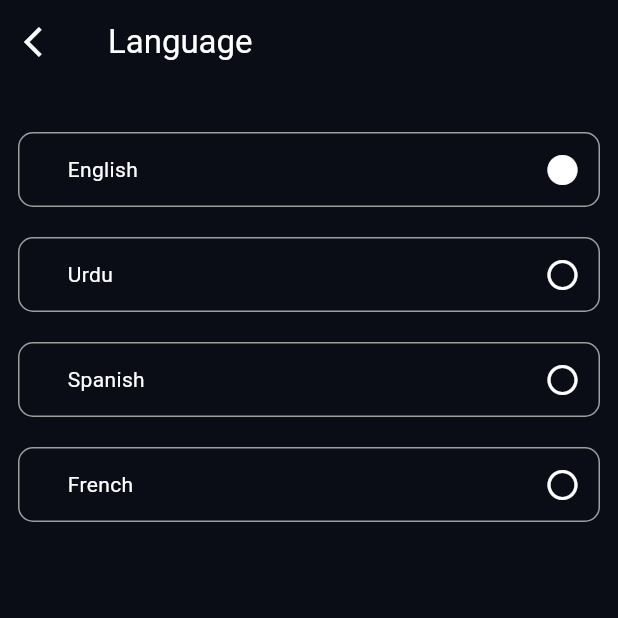
After one commit to Anashabib12/Event_App, a Flutter app: the SettingsScreen screen opened directly, after a tap on "Languages", on a phone screen of 412 x 824 dp, the top half of it. The commit adds this screen. Run offline on Flutter 3.47's test engine with Material 3 defaults, Android fonts, the phone set to English and light mode, and no system bars; our stand-ins replace get, iconsax, smooth_page_indicator.

Commit message:
Languages Screen by Meez

```diff
--- a/lib/view/OnBoardingScreen/home/home.dart
+++ b/lib/view/OnBoardingScreen/home/home.dart
@@ -9,7 +9,10 @@ class HomeScreen extends StatelessWidget {
 
     return Scaffold(
       appBar: AppBar(
-        title: const Text('Home Screen'),
+        title: Text(
+          'Home Screen',
+          style: TextStyle(color: theme.primaryColor),
+        ),
         centerTitle: true,
         automaticallyImplyLeading: false,
         backgroundColor: theme.scaffoldBackgroundColor,
--- /dev/null
+++ b/lib/view/ProfileScreen/langauge_screen.dart
@@ -0,0 +1,69 @@
+import 'package:flutter/material.dart';
+import 'package:get/get.dart';
+
+import '../../commons/custom_container.dart';
+
+class LangaugeScreen extends StatelessWidget {
+  const LangaugeScreen({super.key});
+
+  @override
+  Widget build(BuildContext context) {
+    final theme = Theme.of(context);
+    return Scaffold(
+      backgroundColor: theme.scaffoldBackgroundColor,
+      appBar: AppBar(
+        backgroundColor: theme.scaffoldBackgroundColor,
+        title: Text(
+          'Language',
+          style: TextStyle(color: theme.primaryColor),
+        ),
+        leading: IconButton(
+          icon: const Icon(Icons.arrow_back_ios),
+          onPressed: () {
+            Get.back();
+          },
+          color: theme.primaryColor,
+        ),
+      ),
+      body: const Padding(
+        padding: EdgeInsets.all(12.0),
+        child: Column(
+          children: [
+            SizedBox(
+              height: 20,
+            ),
+            // Uncomment below lines if needed
+            CustomContainer(
+              text: "English",
+              suffixIcon: Icons.circle,
+            ),
+            SizedBox(
+              height: 20,
+            ),
+            CustomContainer(
+              text: "Urdu",
+              suffixIcon: Icons.circle_outlined,
+            ),
+            SizedBox(
+              height: 20,
+            ),
+            CustomContainer(
+              text: "Spanish",
+              suffixIcon: Icons.circle_outlined,
+            ),
+            SizedBox(
+              height: 20,
+            ),
+            CustomContainer(
+              text: "French",
+              suffixIcon: Icons.circle_outlined,
+            ),
+            SizedBox(
+              height: 20,
+            ),
+          ],
+        ),
+      ),
+    );
+  }
+}
--- a/lib/view/ProfileScreen/settings_screen.dart
+++ b/lib/view/ProfileScreen/settings_screen.dart
@@ -1,5 +1,6 @@
 import 'package:event_app/commons/custom_container.dart';
 import 'package:event_app/controllers/main_controller.dart';
+import 'package:event_app/view/ProfileScreen/langauge_screen.dart';
 import 'package:flutter/material.dart';
 import 'package:get/get.dart';
 
@@ -114,6 +115,14 @@ class _SettingsScreenState extends State<SettingsScreen> {
             const SizedBox(
               height: 20,
             ),
+            CustomContainer(
+              onTap: () => Get.to(const LangaugeScreen()),
+              text: "Languages",
+              suffixIcon: Icons.arrow_forward_ios_rounded,
+            ),
+            const SizedBox(
+              height: 20,
+            ),
           ],
         ),
       ),
```
